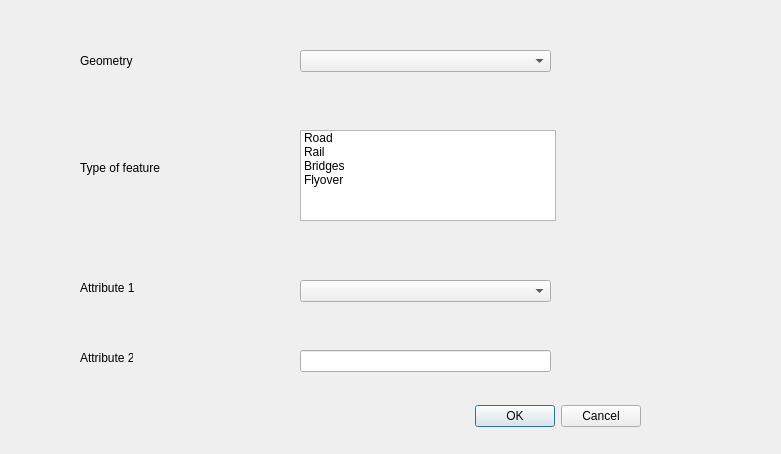
This is addattribute.ui in Sanjutha1512/Qgis_plugin as Qt 5 draws it before an edit. The edited form follows.
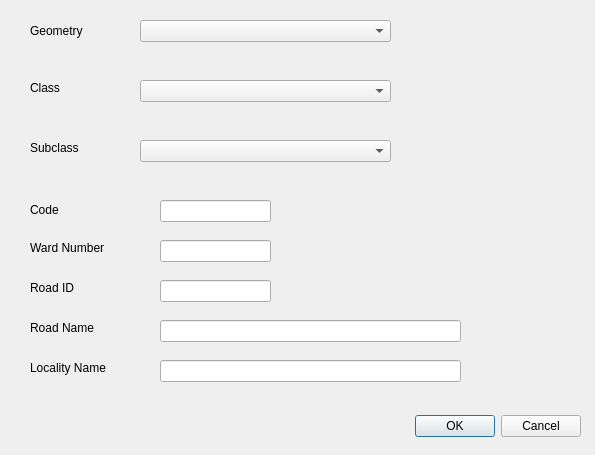
This is the edited form.

What changed in the file:
```diff
--- a/addattribute.ui
+++ b/addattribute.ui
@@ -6,8 +6,8 @@
    <rect>
     <x>0</x>
     <y>0</y>
-    <width>781</width>
-    <height>454</height>
+    <width>595</width>
+    <height>455</height>
    </rect>
   </property>
   <property name="windowTitle">
@@ -16,8 +16,8 @@
   <widget class="QDialogButtonBox" name="buttonBox">
    <property name="geometry">
     <rect>
-     <x>300</x>
-     <y>400</y>
+     <x>240</x>
+     <y>410</y>
      <width>341</width>
      <height>32</height>
     </rect>
@@ -32,8 +32,8 @@
   <widget class="QLabel" name="label">
    <property name="geometry">
     <rect>
-     <x>80</x>
-     <y>50</y>
+     <x>30</x>
+     <y>20</y>
      <width>61</width>
      <height>21</height>
     </rect>
@@ -45,8 +45,8 @@
   <widget class="QComboBox" name="comboBox">
    <property name="geometry">
     <rect>
-     <x>300</x>
-     <y>50</y>
+     <x>140</x>
+     <y>20</y>
      <width>251</width>
      <height>22</height>
     </rect>
@@ -55,34 +55,34 @@
   <widget class="QLabel" name="label_2">
    <property name="geometry">
     <rect>
-     <x>80</x>
-     <y>160</y>
+     <x>30</x>
+     <y>80</y>
      <width>91</width>
      <height>16</height>
     </rect>
    </property>
    <property name="text">
-    <string>Type of feature</string>
+    <string>Class</string>
    </property>
   </widget>
   <widget class="QLabel" name="label_3">
    <property name="geometry">
     <rect>
-     <x>80</x>
-     <y>280</y>
+     <x>30</x>
+     <y>140</y>
      <width>71</width>
      <height>16</height>
     </rect>
    </property>
    <property name="text">
-    <string>Attribute 1</string>
+    <string>Subclass</string>
    </property>
   </widget>
   <widget class="QComboBox" name="comboBox_2">
    <property name="geometry">
     <rect>
-     <x>300</x>
-     <y>280</y>
+     <x>140</x>
+     <y>140</y>
      <width>251</width>
      <height>22</height>
     </rect>
@@ -91,55 +91,127 @@
   <widget class="QLabel" name="label_4">
    <property name="geometry">
     <rect>
-     <x>80</x>
-     <y>350</y>
-     <width>53</width>
-     <height>16</height>
+     <x>30</x>
+     <y>200</y>
+     <width>41</width>
+     <height>20</height>
     </rect>
    </property>
    <property name="text">
-    <string>Attribute 2</string>
+    <string>Code</string>
    </property>
   </widget>
   <widget class="QLineEdit" name="lineEdit">
    <property name="geometry">
     <rect>
-     <x>300</x>
-     <y>350</y>
+     <x>160</x>
+     <y>200</y>
+     <width>111</width>
+     <height>22</height>
+    </rect>
+   </property>
+  </widget>
+  <widget class="QComboBox" name="comboBox_3">
+   <property name="geometry">
+    <rect>
+     <x>140</x>
+     <y>80</y>
      <width>251</width>
      <height>22</height>
     </rect>
    </property>
   </widget>
-  <widget class="QListWidget" name="listWidget">
+  <widget class="QLineEdit" name="lineEdit_2">
    <property name="geometry">
     <rect>
-     <x>300</x>
-     <y>130</y>
-     <width>256</width>
-     <height>91</height>
+     <x>160</x>
+     <y>240</y>
+     <width>111</width>
+     <height>22</height>
     </rect>
    </property>
-   <item>
-    <property name="text">
-     <string>Road</string>
-    </property>
-   </item>
-   <item>
-    <property name="text">
-     <string>Rail</string>
-    </property>
-   </item>
-   <item>
-    <property name="text">
-     <string>Bridges</string>
-    </property>
-   </item>
-   <item>
-    <property name="text">
-     <string>Flyover</string>
-    </property>
-   </item>
+  </widget>
+  <widget class="QLabel" name="label_5">
+   <property name="geometry">
+    <rect>
+     <x>30</x>
+     <y>240</y>
+     <width>81</width>
+     <height>16</height>
+    </rect>
+   </property>
+   <property name="text">
+    <string>Ward Number</string>
+   </property>
+  </widget>
+  <widget class="QLabel" name="label_6">
+   <property name="geometry">
+    <rect>
+     <x>30</x>
+     <y>280</y>
+     <width>53</width>
+     <height>16</height>
+    </rect>
+   </property>
+   <property name="text">
+    <string>Road ID</string>
+   </property>
+  </widget>
+  <widget class="QLineEdit" name="lineEdit_3">
+   <property name="geometry">
+    <rect>
+     <x>160</x>
+     <y>280</y>
+     <width>111</width>
+     <height>22</height>
+    </rect>
+   </property>
+  </widget>
+  <widget class="QLabel" name="label_7">
+   <property name="geometry">
+    <rect>
+     <x>30</x>
+     <y>320</y>
+     <width>71</width>
+     <height>16</height>
+    </rect>
+   </property>
+   <property name="text">
+    <string>Road Name</string>
+   </property>
+  </widget>
+  <widget class="QLineEdit" name="lineEdit_4">
+   <property name="geometry">
+    <rect>
+     <x>160</x>
+     <y>320</y>
+     <width>301</width>
+     <height>22</height>
+    </rect>
+   </property>
+  </widget>
+  <widget class="QLabel" name="label_8">
+   <property name="geometry">
+    <rect>
+     <x>30</x>
+     <y>360</y>
+     <width>81</width>
+     <height>16</height>
+    </rect>
+   </property>
+   <property name="text">
+    <string>Locality Name</string>
+   </property>
+  </widget>
+  <widget class="QLineEdit" name="lineEdit_5">
+   <property name="geometry">
+    <rect>
+     <x>160</x>
+     <y>360</y>
+     <width>301</width>
+     <height>22</height>
+    </rect>
+   </property>
   </widget>
  </widget>
  <resources/>
```
Left out of the diff: 5 changed lines with no effect on the pictures.
